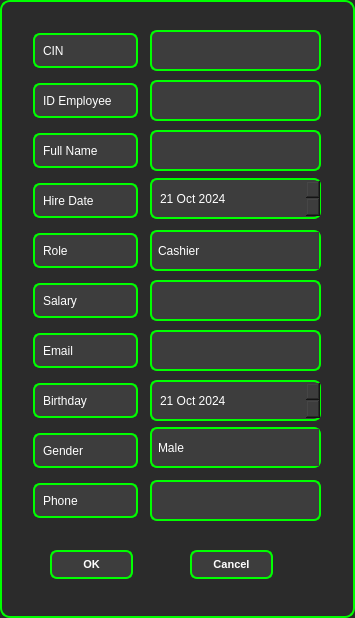
Old version of the form editemployee.ui in the repository ProjetCpp-2425/projetcpp-smart-pharmacy-2a30.
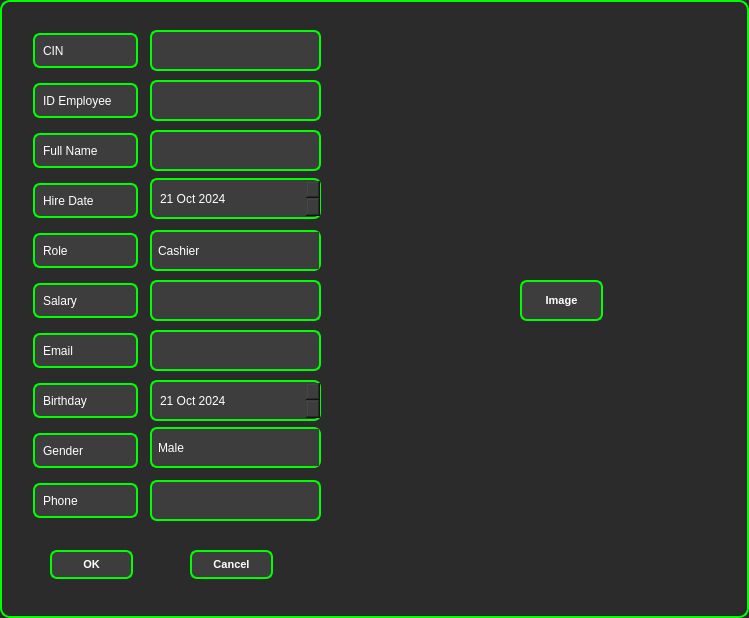
New version of the form. Icons and pictures are not drawn.

```diff
--- a/editemployee.ui
+++ b/editemployee.ui
@@ -6,7 +6,7 @@
    <rect>
     <x>0</x>
     <y>0</y>
-    <width>355</width>
+    <width>749</width>
     <height>618</height>
    </rect>
   </property>
@@ -1020,6 +1020,76 @@
     </property>
    </item>
   </widget>
+  <widget class="QPushButton" name="addImageButton">
+   <property name="geometry">
+    <rect>
+     <x>520</x>
+     <y>280</y>
+     <width>83</width>
+     <height>41</height>
+    </rect>
+   </property>
+   <property name="styleSheet">
+    <string notr="true">/* QPushButton Styling */
+QPushButton {
+    border-style: solid;
+    background-color: #3d3d3d;  /* Same dark background */
+    color: #ffffff;  /* White text */
+    font-size: 11px;  /* Increase font size */
+    font-weight: bold;  /* Make text bold */
+    border-radius: 7px;  /* Rounded corners */
+    border-width: 2px;  /* Set border width */
+    border-color: #00ff00;  /* Green border */
+    padding: 8px 15px;  /* Padding for button spacing */
+    outline: none; /* Remove default focus outline */
+}
+
+/* Hover effect */
+QPushButton:hover {
+    color: #e0e0e0;  /* Slightly brighter text on hover */
+    background-color: qlineargradient(spread:pad, x1:0.517, y1:0, x2:0.517, y2:1, stop:0 rgba(45, 45, 45, 255), stop:0.505682 rgba(45, 45, 45, 255), stop:1 rgba(29, 29, 29, 255));  /* Darker background */
+    border-color: #2d89ef;  /* Blue border on hover */
+}
+
+/* Pressed/Clicked effect (with border unchanged) */
+QPushButton:pressed {
+    background-color: qlineargradient(spread:pad, x1:0.517, y1:0, x2:0.517, y2:1, stop:0 rgba(29, 29, 29, 255), stop:0.505682 rgba(45, 45, 45, 255), stop:1 rgba(29, 29, 29, 255));  /* Darker background on press */
+    border-color: #da532c;  /* Keep the orange border when pressed */
+    border-width: 2px;  /* Keep the border width */
+}
+
+/* Checked/Pressed button stays in this state */
+QPushButton:checked {
+    background-color: #76797C;  /* Grayish background when checked */
+    border-color: #6A6969;  /* Gray border when checked */
+    color: #ffffff;  /* White text when checked */
+}
+
+/* Disabled Button */
+QPushButton:disabled {
+    background-color: #2b2b2b;  /* Darker background for disabled button */
+    color: #aaaaaa;  /* Gray text when disabled */
+    border-color: #555555;  /* Lighter border when disabled */
+}
+</string>
+   </property>
+   <property name="text">
+    <string>Image</string>
+   </property>
+  </widget>
+  <widget class="QLabel" name="imagePathLabel">
+   <property name="geometry">
+    <rect>
+     <x>500</x>
+     <y>170</y>
+     <width>121</width>
+     <height>111</height>
+    </rect>
+   </property>
+   <property name="text">
+    <string/>
+   </property>
+  </widget>
  </widget>
  <resources/>
  <connections/>
```
